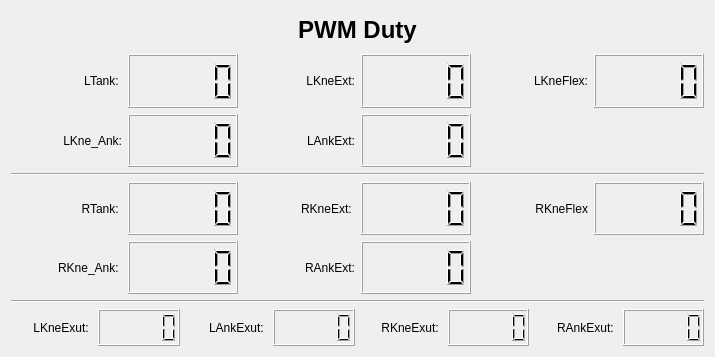
haolee21/ExoRPI4, file exo_gui/UI/PWM_value_window.ui: the form before one commit.
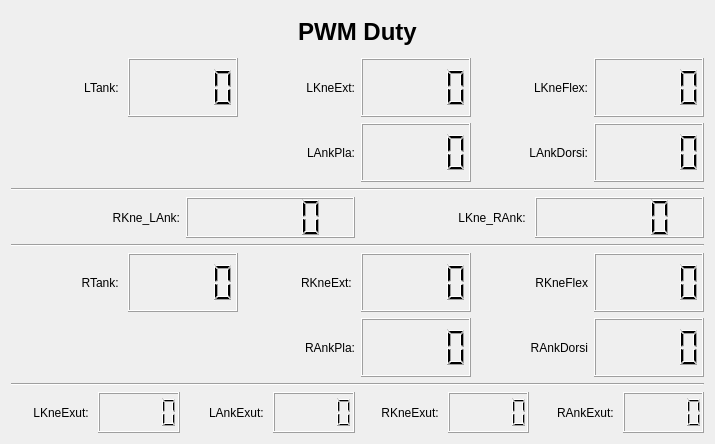
The form after the commit.

```diff
--- a/exo_gui/UI/PWM_value_window.ui
+++ b/exo_gui/UI/PWM_value_window.ui
@@ -7,13 +7,13 @@
     <x>0</x>
     <y>0</y>
     <width>715</width>
-    <height>357</height>
+    <height>444</height>
    </rect>
   </property>
   <property name="windowTitle">
    <string>Form</string>
   </property>
-  <layout class="QVBoxLayout" name="verticalLayout" stretch="1,3,0,3,0,1">
+  <layout class="QVBoxLayout" name="verticalLayout" stretch="1,3,0,1,0,3,0,1">
    <item>
     <widget class="QLabel" name="label_16">
      <property name="font">
@@ -75,7 +75,7 @@
      <item row="1" column="2">
       <widget class="QLabel" name="label_4">
        <property name="text">
-        <string>LAnkExt:</string>
+        <string>LAnkPla:</string>
        </property>
        <property name="alignment">
         <set>Qt::AlignRight|Qt::AlignTrailing|Qt::AlignVCenter</set>
@@ -85,18 +85,18 @@
      <item row="1" column="3">
       <widget class="QLCDNumber" name="lcd_lank_ext"/>
      </item>
-     <item row="1" column="0">
-      <widget class="QLabel" name="label_13">
+     <item row="1" column="4">
+      <widget class="QLabel" name="label_12">
        <property name="text">
-        <string>LKne_Ank:</string>
+        <string>LAnkDorsi:</string>
        </property>
        <property name="alignment">
         <set>Qt::AlignRight|Qt::AlignTrailing|Qt::AlignVCenter</set>
        </property>
       </widget>
      </item>
-     <item row="1" column="1">
-      <widget class="QLCDNumber" name="lcd_lkne_ank"/>
+     <item row="1" column="5">
+      <widget class="QLCDNumber" name="lcd_lank_dor"/>
      </item>
     </layout>
    </item>
@@ -107,6 +107,43 @@
      </property>
     </widget>
    </item>
+   <item>
+    <layout class="QHBoxLayout" name="horizontalLayout_2">
+     <item>
+      <widget class="QLabel" name="label_13">
+       <property name="text">
+        <string>RKne_LAnk:</string>
+       </property>
+       <property name="alignment">
+        <set>Qt::AlignRight|Qt::AlignTrailing|Qt::AlignVCenter</set>
+       </property>
+      </widget>
+     </item>
+     <item>
+      <widget class="QLCDNumber" name="lcd_rkne_lank"/>
+     </item>
+     <item>
+      <widget class="QLabel" name="label_15">
+       <property name="text">
+        <string>LKne_RAnk: </string>
+       </property>
+       <property name="alignment">
+        <set>Qt::AlignRight|Qt::AlignTrailing|Qt::AlignVCenter</set>
+       </property>
+      </widget>
+     </item>
+     <item>
+      <widget class="QLCDNumber" name="lcd_lkne_rank"/>
+     </item>
+    </layout>
+   </item>
+   <item>
+    <widget class="Line" name="line_3">
+     <property name="orientation">
+      <enum>Qt::Horizontal</enum>
+     </property>
+    </widget>
+   </item>
    <item>
     <layout class="QGridLayout" name="gridLayout_2">
      <item row="0" column="2">
@@ -151,7 +188,7 @@
      <item row="1" column="2">
       <widget class="QLabel" name="label_8">
        <property name="text">
-        <string>RAnkExt:</string>
+        <string>RAnkPla:</string>
        </property>
        <property name="alignment">
         <set>Qt::AlignRight|Qt::AlignTrailing|Qt::AlignVCenter</set>
@@ -161,18 +198,18 @@
      <item row="1" column="3">
       <widget class="QLCDNumber" name="lcd_rank_ext"/>
      </item>
-     <item row="1" column="0">
-      <widget class="QLabel" name="label_15">
+     <item row="1" column="4">
+      <widget class="QLabel" name="label_17">
        <property name="text">
-        <string>RKne_Ank: </string>
+        <string>RAnkDorsi</string>
        </property>
        <property name="alignment">
         <set>Qt::AlignRight|Qt::AlignTrailing|Qt::AlignVCenter</set>
        </property>
       </widget>
      </item>
-     <item row="1" column="1">
-      <widget class="QLCDNumber" name="lcd_rkne_ank"/>
+     <item row="1" column="5">
+      <widget class="QLCDNumber" name="lcd_rank_dor"/>
      </item>
     </layout>
    </item>
```
Left out of the diff: 4 changed lines with no effect on the pictures.
